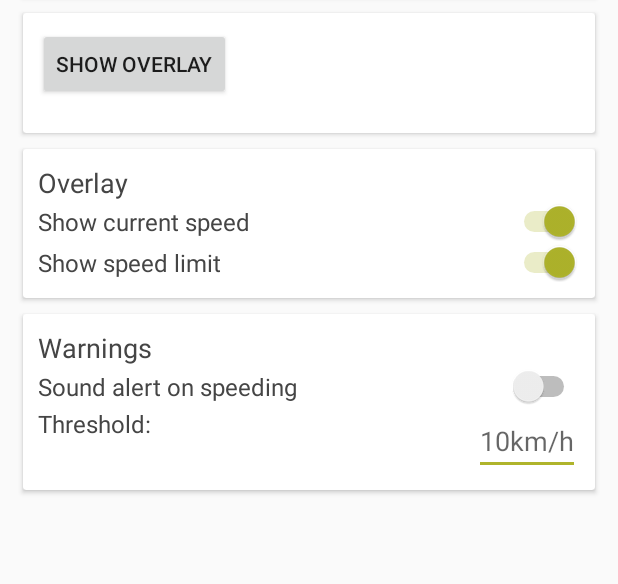
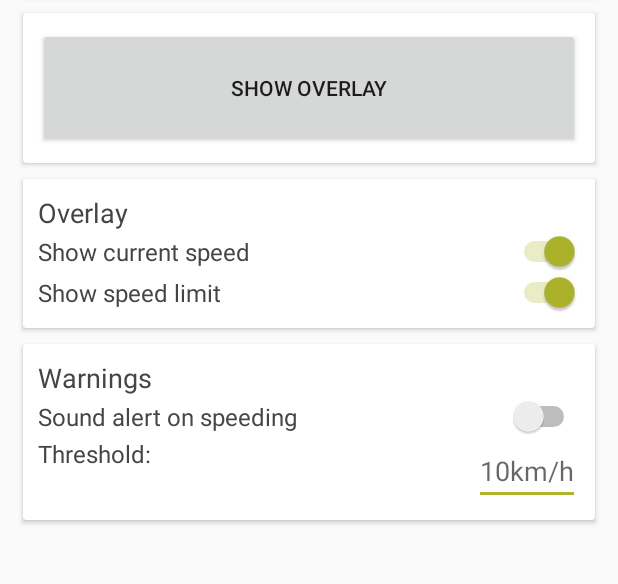
Before and after one commit to henne90gen/Spover, an Android app: the screen it shows after launch (MainActivity), on a phone screen of 412 x 824 dp, the part 320-904 px from its top. Run offline under Robolectric (Android 15) with nearby library versions, the phone set to English and light mode, and no system bars.

```diff
--- a/app/src/main/java/de/spover/spover/SettingsStore.kt
+++ b/app/src/main/java/de/spover/spover/SettingsStore.kt
@@ -1,20 +1,20 @@
 package de.spover.spover
 
-import android.app.Activity
 import android.content.Context
 import android.content.SharedPreferences
 import android.util.Log
+import java.lang.IllegalArgumentException
 
-class SettingsStore(activity: Activity) {
+class SettingsStore(context: Context) {
     companion object {
         const val FILE_NAME = "SpoverSettingsFile"
         private val TAG = SettingsStore::class.java.simpleName
     }
 
-    private var preferences: SharedPreferences = activity.getSharedPreferences(FILE_NAME, Context.MODE_PRIVATE)
+    private var preferences: SharedPreferences = context.getSharedPreferences(FILE_NAME, Context.MODE_PRIVATE)
 
     @Suppress("UNCHECKED_CAST")
-    fun <T : Any> get(setting: SpoverSettings<T>): T? {
+    fun <T : Any> get(setting: SpoverSettings<T>): T {
         Log.d(TAG, "Retrieved content of ${setting.name}")
         when {
             setting.defaultValue::class == Boolean::class -> {
@@ -24,7 +24,7 @@ class SettingsStore(activity: Activity) {
                 return preferences.getInt(setting.name, setting.defaultValue as Int) as T
             }
         }
-        return null
+        throw IllegalArgumentException()
     }
 
     @Suppress("UNCHECKED_CAST")
--- a/app/src/main/res/layout/activity_main.xml
+++ b/app/src/main/res/layout/activity_main.xml
@@ -50,8 +50,9 @@
         <LinearLayout style="@style/llCard">
             <Button
                 android:id="@+id/btnOverlay"
-                android:layout_width="wrap_content"
+                android:layout_width="match_parent"
                 android:layout_height="wrap_content"
+                android:minHeight="80dp"
                 android:text="show overlay" />
         </LinearLayout>
     </android.support.v7.widget.CardView>
```
Also changed, not shown: app/src/main/java/de/spover/spover/OverlayService.kt (+46 -60 lines).
